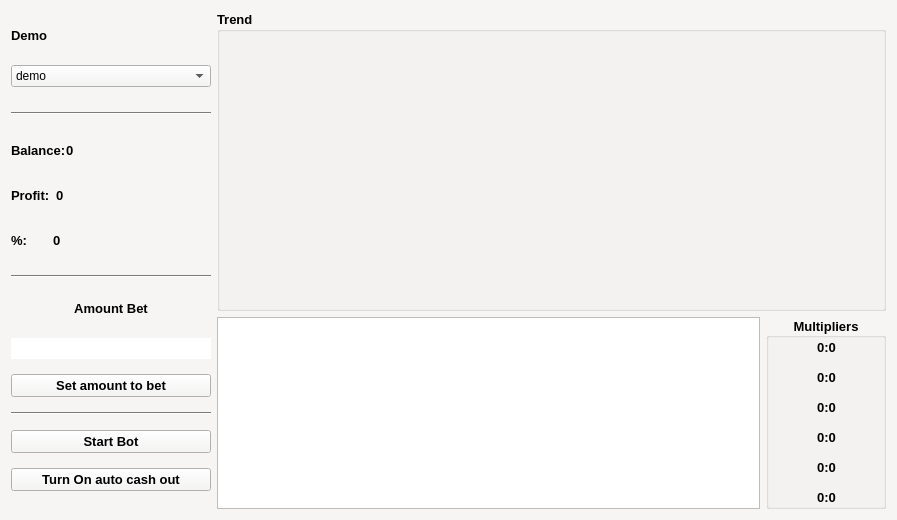
Before: the Qt Designer form apps/gui/resources/ui/console.ui in bikerlfh/crashbot, drawn with Qt 5.
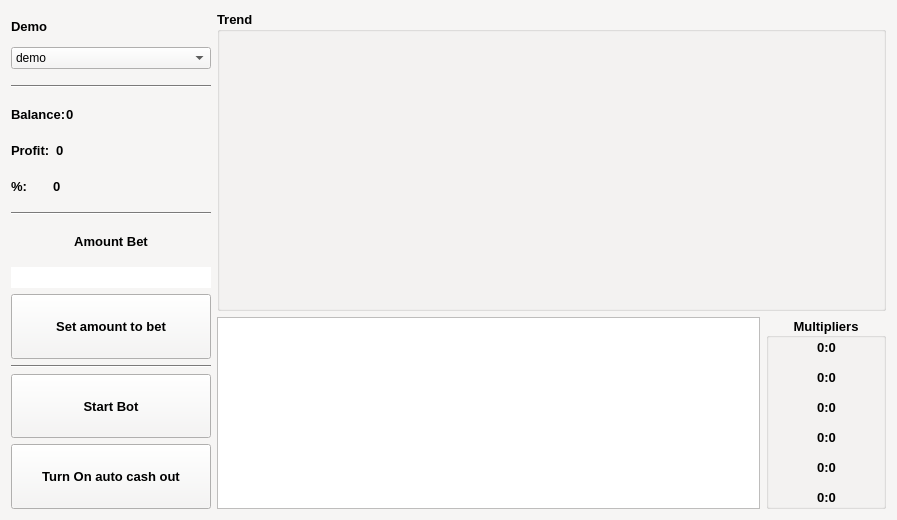
After: the same form once the commit is applied.

Patch:
```diff
--- a/apps/gui/resources/ui/console.ui
+++ b/apps/gui/resources/ui/console.ui
@@ -774,7 +774,13 @@
        <property name="minimumSize">
         <size>
          <width>0</width>
-         <height>30</height>
+         <height>40</height>
+        </size>
+       </property>
+       <property name="maximumSize">
+        <size>
+         <width>16777215</width>
+         <height>40</height>
         </size>
        </property>
        <property name="font">
@@ -825,6 +831,24 @@
      </item>
      <item>
       <widget class="QPushButton" name="btn_set_max_amount">
+       <property name="sizePolicy">
+        <sizepolicy hsizetype="Minimum" vsizetype="Preferred">
+         <horstretch>0</horstretch>
+         <verstretch>0</verstretch>
+        </sizepolicy>
+       </property>
+       <property name="minimumSize">
+        <size>
+         <width>0</width>
+         <height>0</height>
+        </size>
+       </property>
+       <property name="maximumSize">
+        <size>
+         <width>16777215</width>
+         <height>16777215</height>
+        </size>
+       </property>
        <property name="font">
         <font>
          <family>Arial</family>
@@ -850,11 +874,23 @@
      <item>
       <widget class="QPushButton" name="btn_auto_bet">
        <property name="sizePolicy">
-        <sizepolicy hsizetype="Minimum" vsizetype="Fixed">
+        <sizepolicy hsizetype="Minimum" vsizetype="Preferred">
          <horstretch>0</horstretch>
          <verstretch>0</verstretch>
         </sizepolicy>
        </property>
+       <property name="minimumSize">
+        <size>
+         <width>0</width>
+         <height>0</height>
+        </size>
+       </property>
+       <property name="maximumSize">
+        <size>
+         <width>16777215</width>
+         <height>16777215</height>
+        </size>
+       </property>
        <property name="font">
         <font>
          <family>Arial</family>
@@ -878,6 +914,24 @@
      </item>
      <item>
       <widget class="QPushButton" name="btn_auto_cash_out">
+       <property name="sizePolicy">
+        <sizepolicy hsizetype="Minimum" vsizetype="Preferred">
+         <horstretch>0</horstretch>
+         <verstretch>0</verstretch>
+        </sizepolicy>
+       </property>
+       <property name="minimumSize">
+        <size>
+         <width>0</width>
+         <height>0</height>
+        </size>
+       </property>
+       <property name="maximumSize">
+        <size>
+         <width>16777215</width>
+         <height>16777215</height>
+        </size>
+       </property>
        <property name="font">
         <font>
          <family>Arial</family>
```
